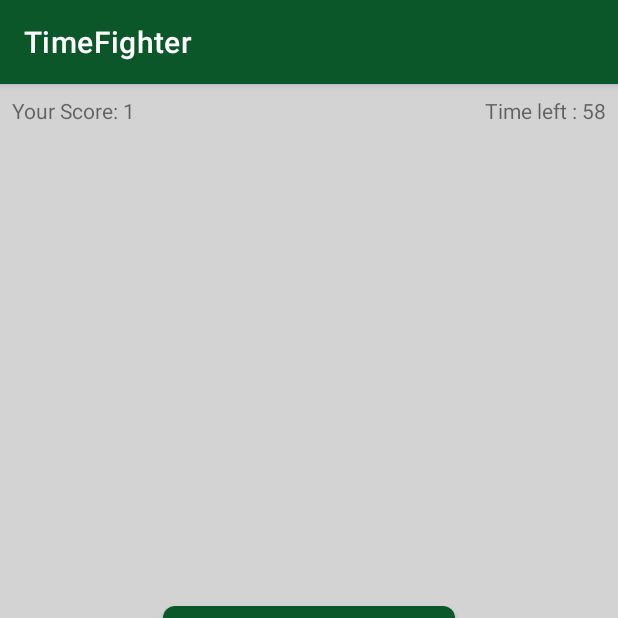
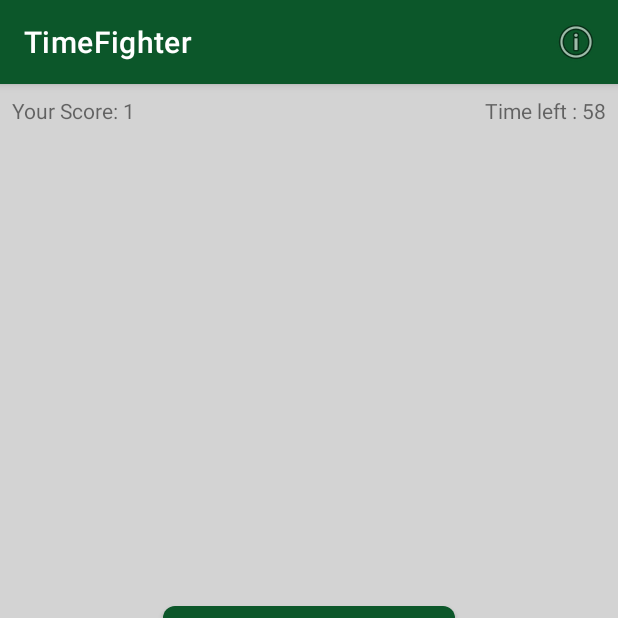
Before and after one commit to G3RMAIN-git/Pretty-TimeFighter, an Android app: the screen it shows after launch (MainActivity), after a tap on "TAP ME !", on a phone screen of 412 x 824 dp, the top half of it. Run offline under Robolectric (Android 15) with nearby library versions, the phone set to English and light mode, and no system bars.

Commit message:
Chapter 1 finished

```diff
--- a/app/src/main/java/com/technipixl/timefighter/MainActivity.kt
+++ b/app/src/main/java/com/technipixl/timefighter/MainActivity.kt
@@ -1,9 +1,12 @@
 package com.technipixl.timefighter
 
+import android.annotation.SuppressLint
 import androidx.appcompat.app.AppCompatActivity
 import android.os.Bundle
 import android.os.CountDownTimer
 import android.util.Log
+import android.view.Menu
+import android.view.MenuItem
 import android.view.animation.Animation
 import android.view.animation.AnimationUtils
 import android.widget.Button
@@ -54,6 +57,7 @@ class MainActivity : AppCompatActivity() {
 
 
     }
+    @SuppressLint("StringFormatInvalid")
     private fun showIndo(){
         val dialogTitle = getString(R.string.about_title,BuildConfig.VERSION_NAME)
         val dialogMessage = getString(R.string.about_message)
@@ -77,6 +81,20 @@ class MainActivity : AppCompatActivity() {
         super.onDestroy()
 
         Log.d(TAG, "onDestroy called")
+    }
+
+    override fun onCreateOptionsMenu(menu: Menu?): Boolean {
+
+        super.onCreateOptionsMenu(menu)
+        menuInflater.inflate(R.menu.menu, menu)
+        return true
+    }
+
+    override fun onOptionsItemSelected(item: MenuItem): Boolean {
+        if (item.itemId == R.id.about_item){
+            showIndo()
+        }
+        return true
     }
 
     private fun incrementScore(){
--- a/app/src/main/res/values/strings.xml
+++ b/app/src/main/res/values/strings.xml
@@ -4,7 +4,7 @@
     <string name="your_score">Your Score: %1$d</string>
     <string name="Time_left">Time left : %1$d</string>
     <string name="game_over_message">Time \'s up! Your score was : %1$d</string>
-    <string name="about_message">about me</string>
-    <string name="about_title">G3RMAIN</string>
+    <string name="about_message">Created by G3RMAIN</string>
+    <string name="about_title">Timefighter %1$s</string>
     <string name="VERSION_NAME">V1.0</string>
 </resources>
```
